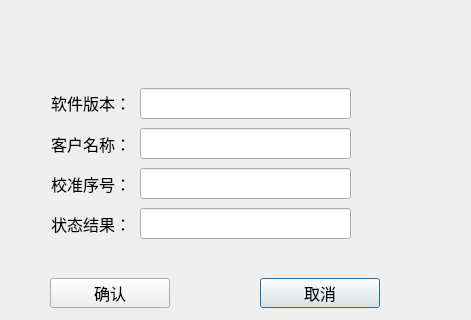
Above: logs/logquerydlg/log_logquerydlg.ui from lukangming/Register before the change; both pictures show x 0 to 471 and y 142 to 462 of the 471 by 462 pixel window. Below: the same form after it.
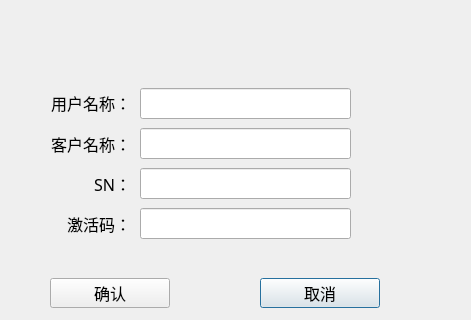
That is the form after the change.

```diff
--- a/logs/logquerydlg/log_logquerydlg.ui
+++ b/logs/logquerydlg/log_logquerydlg.ui
@@ -186,7 +186,7 @@
     <string notr="true"/>
    </property>
    <property name="text">
-    <string>校准序号：</string>
+    <string>SN：</string>
    </property>
    <property name="alignment">
     <set>Qt::AlignRight|Qt::AlignTrailing|Qt::AlignVCenter</set>
@@ -211,7 +211,7 @@
     <string notr="true"/>
    </property>
    <property name="text">
-    <string>软件版本：</string>
+    <string>用户名称：</string>
    </property>
    <property name="alignment">
     <set>Qt::AlignRight|Qt::AlignTrailing|Qt::AlignVCenter</set>
@@ -236,7 +236,7 @@
     <string notr="true"/>
    </property>
    <property name="text">
-    <string>状态结果：</string>
+    <string>激活码：</string>
    </property>
    <property name="alignment">
     <set>Qt::AlignRight|Qt::AlignTrailing|Qt::AlignVCenter</set>
```
